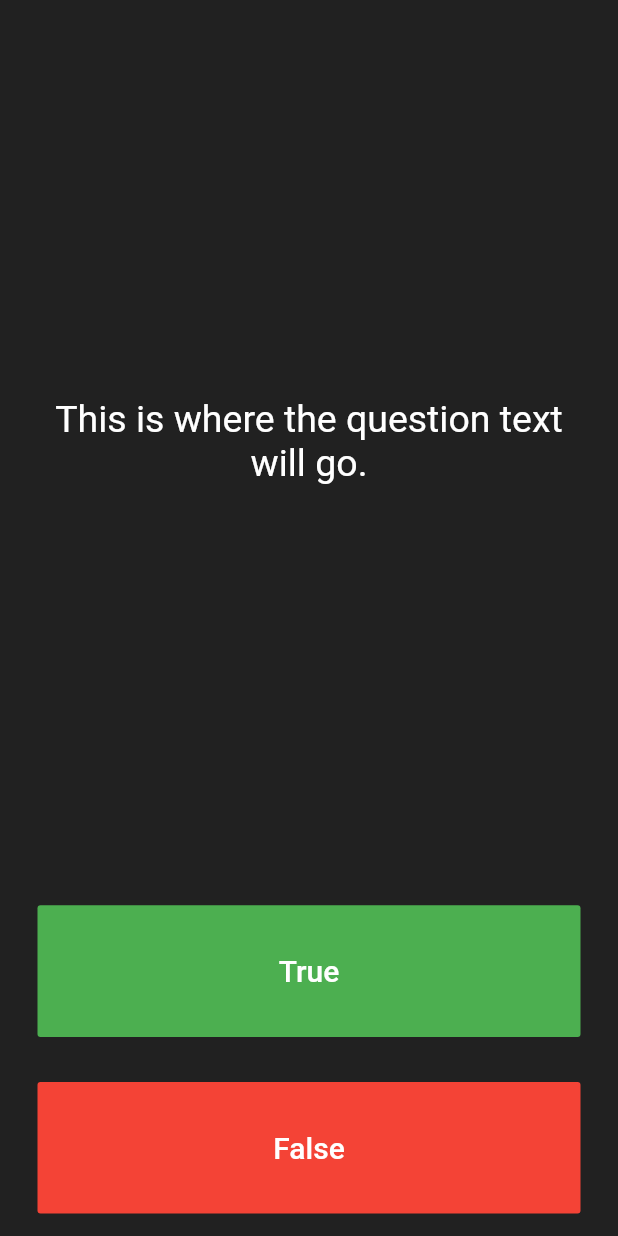
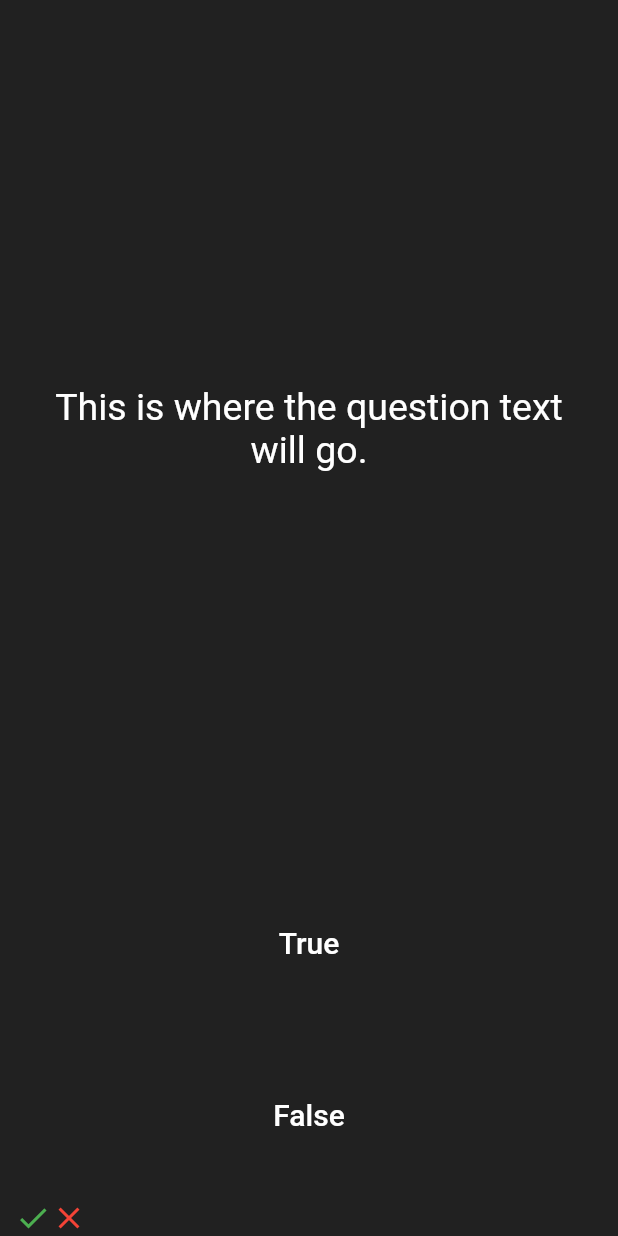
Before and after one commit to kyiroywops/quizz-flt, a Flutter app: the screen it shows after launch, on a phone screen of 412 x 824 dp. Run offline on Flutter 3.47's test engine with Material 2 defaults, Android fonts, the phone set to English and light mode, and no system bars.

```diff
--- a/lib/main.dart
+++ b/lib/main.dart
@@ -50,9 +50,7 @@ class _QuizPageState extends State<QuizPage> {
         Expanded(
           child: Padding(
             padding: EdgeInsets.all(15.0),
-            child: FlatButton(
-              textColor: Colors.white,
-              color: Colors.green,
+            child: TextButton(
               child: Text(
                 'True',
                 style: TextStyle(
@@ -69,8 +67,7 @@ class _QuizPageState extends State<QuizPage> {
         Expanded(
           child: Padding(
             padding: EdgeInsets.all(15.0),
-            child: FlatButton(
-              color: Colors.red,
+            child: TextButton(
               child: Text(
                 'False',
                 style: TextStyle(
@@ -84,7 +81,18 @@ class _QuizPageState extends State<QuizPage> {
             ),
           ),
         ),
-        //TODO: Add a Row here as your score keeper
+        Row(
+          children: [
+            Icon(
+              Icons.check,
+              color: Colors.green,
+            ),
+            Icon(
+              Icons.close,
+              color: Colors.red,
+            ),
+          ],
+        )
       ],
     );
   }
```
Also changed, not shown: 7 other files.
